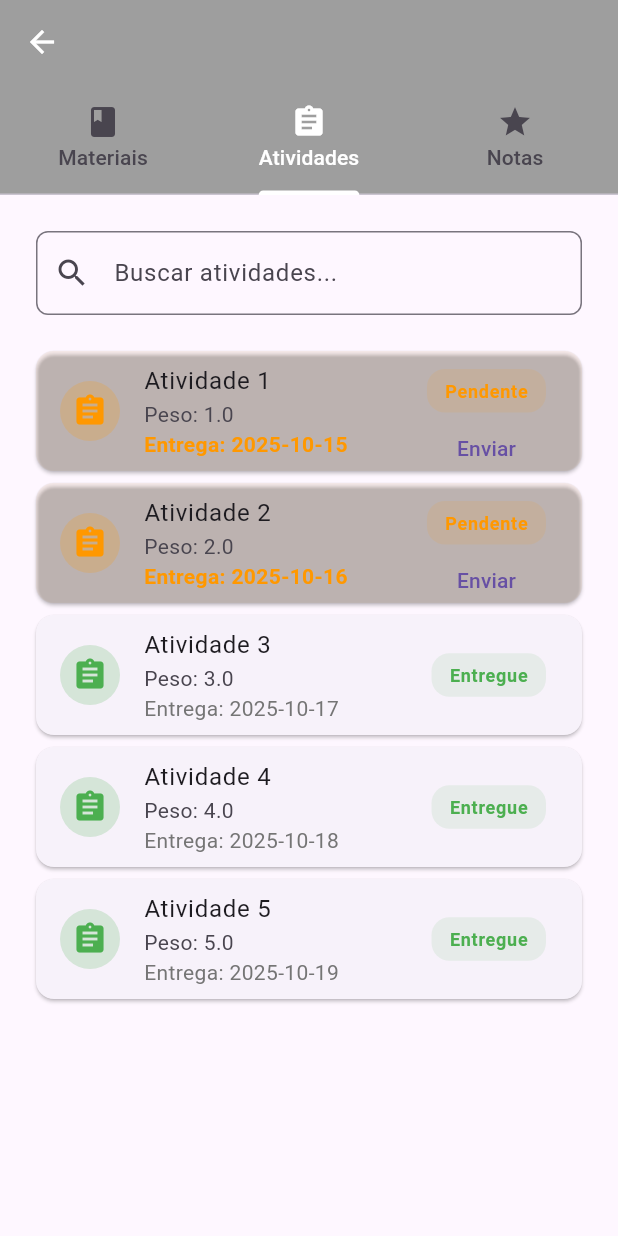
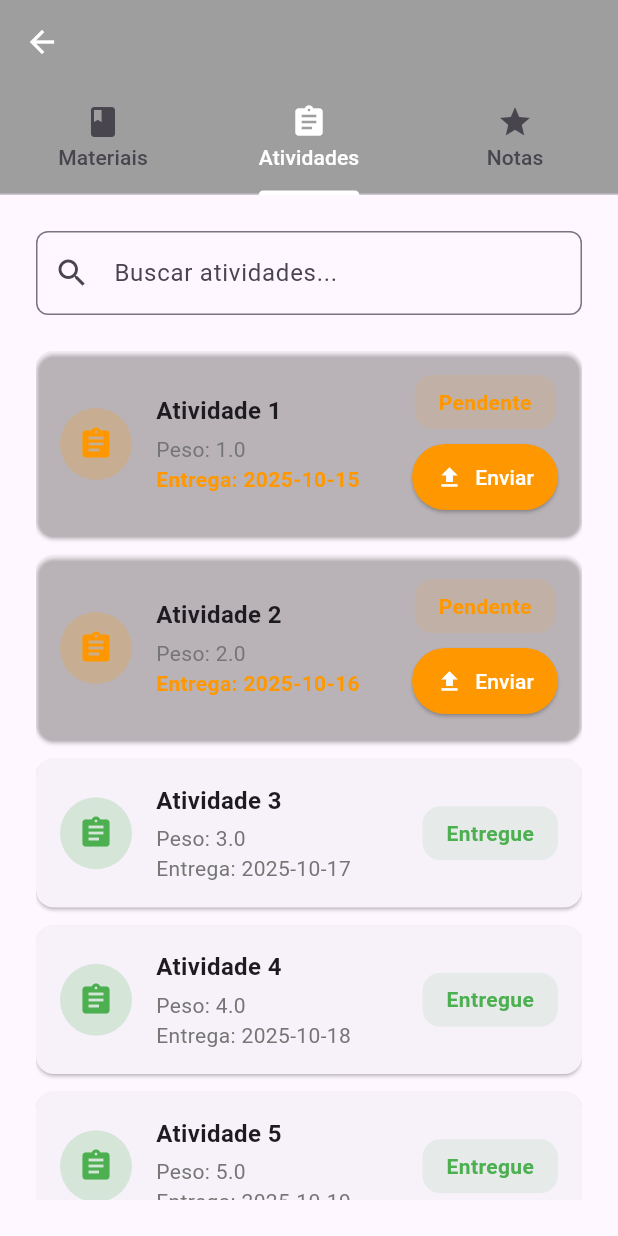
Before and after one commit to PII-4Semestre/SistemaParaProfessores, a Flutter app: the TelaDetalhesDisciplinaAluno screen opened directly with empty values, tab 2 chosen, on a phone screen of 412 x 824 dp. Run offline on Flutter 3.47's test engine with Material 3 defaults, Android fonts, the phone set to English and light mode, and no system bars.

Commit message:
alterações visuais em botões

```diff
--- a/lib/screens/aluno/tela_detalhes_disciplina_aluno.dart
+++ b/lib/screens/aluno/tela_detalhes_disciplina_aluno.dart
@@ -175,10 +175,14 @@ class _TelaDetalhesDisciplinaAlunoState extends State<TelaDetalhesDisciplinaAlun
               itemBuilder: (context, index) {
                 final isPending = index < 2;
                 return Card(
-                  margin: const EdgeInsets.only(bottom: 8),
-                  color: isPending ? Colors.orange.withValues(alpha: 0.05) : null,
-                  child: ListTile(
-                    leading: CircleAvatar(
+                  margin: const EdgeInsets.only(bottom: 12),
+                  color: isPending ? Colors.orange.withValues(alpha: 0.01) : null,
+                  child: Padding(
+                    padding: const EdgeInsets.all(16.0),
+                    child: Row(
+                      children: [
+                        CircleAvatar(
+                          radius: 24,
                           backgroundColor: isPending
                               ? Colors.orange.withValues(alpha: 0.2)
                               : Colors.green.withValues(alpha: 0.2),
@@ -187,11 +191,23 @@ class _TelaDetalhesDisciplinaAlunoState extends State<TelaDetalhesDisciplinaAlun
                             color: isPending ? Colors.orange : Colors.green,
                           ),
                         ),
-                    title: Text('Atividade ${index + 1}'),
-                    subtitle: Column(
+                        const SizedBox(width: 16),
+                        Expanded(
+                          child: Column(
                             crossAxisAlignment: CrossAxisAlignment.start,
                             children: [
-                        Text('Peso: ${(index + 1).toDouble()}'),
+                              Text(
+                                'Atividade ${index + 1}',
+                                style: const TextStyle(
+                                  fontSize: 16,
+                                  fontWeight: FontWeight.bold,
+                                ),
+                              ),
+                              const SizedBox(height: 4),
+                              Text(
+                                'Peso: ${(index + 1).toDouble()}',
+                                style: TextStyle(color: Colors.grey[600]),
+                              ),
                               Text(
                                 'Entrega: 2025-10-${15 + index}',
                                 style: TextStyle(
@@ -201,11 +217,11 @@ class _TelaDetalhesDisciplinaAlunoState extends State<TelaDetalhesDisciplinaAlun
                               ),
                             ],
                           ),
-                    trailing: Column(
-                      mainAxisAlignment: MainAxisAlignment.center,
+                        ),
+                        Column(
                           children: [
                             Container(
-                          padding: const EdgeInsets.symmetric(horizontal: 12, vertical: 6),
+                              padding: const EdgeInsets.symmetric(horizontal: 16, vertical: 8),
                               decoration: BoxDecoration(
                                 color: isPending
                                     ? Colors.orange.withValues(alpha: 0.1)
@@ -217,16 +233,26 @@ class _TelaDetalhesDisciplinaAlunoState extends State<TelaDetalhesDisciplinaAlun
                                 style: TextStyle(
                                   color: isPending ? Colors.orange : Colors.green,
                                   fontWeight: FontWeight.bold,
-                              fontSize: 12,
+                                  fontSize: 14,
                                 ),
                               ),
                             ),
-                        if (isPending)
-                          TextButton(
+                            if (isPending) ...[
+                              const SizedBox(height: 8),
+                              ElevatedButton.icon(
                                 onPressed: () {
                                   // TODO: Enviar atividade
                                 },
-                            child: const Text('Enviar'),
+                                icon: const Icon(Icons.upload, size: 18),
+                                label: const Text('Enviar'),
+                                style: ElevatedButton.styleFrom(
+                                  backgroundColor: Colors.orange,
+                                  foregroundColor: Colors.white,
+                                  padding: const EdgeInsets.symmetric(horizontal: 16, vertical: 12),
+                                ),
+                              ),
+                            ],
+                          ],
                         ),
                       ],
                     ),
--- a/lib/screens/aluno/tela_disciplinas_aluno.dart
+++ b/lib/screens/aluno/tela_disciplinas_aluno.dart
@@ -54,12 +54,12 @@ class _TelaDisciplinasAlunoState extends State<TelaDisciplinasAluno> {
           Expanded(
             child: GridView.builder(
               gridDelegate: const SliverGridDelegateWithFixedCrossAxisCount(
-                crossAxisCount: 3,
+                crossAxisCount: 5,
                 crossAxisSpacing: 16,
                 mainAxisSpacing: 16,
                 childAspectRatio: 1.5,
               ),
-              itemCount: 4, // Exemplo com 4 disciplinas
+              itemCount: 5, // Exemplo com 5 disciplinas
               itemBuilder: (context, index) {
                 final colors = [
                   Colors.blue,
--- a/lib/screens/autenticacao/tela_login.dart
+++ b/lib/screens/autenticacao/tela_login.dart
@@ -135,6 +135,7 @@ class _TelaLoginState extends State<TelaLogin>
                   TextField(
                     controller: emailController,
                     keyboardType: TextInputType.emailAddress,
+                    textInputAction: TextInputAction.next,
                     decoration: InputDecoration(
                       labelText: 'E-mail',
                       prefixIcon: const Icon(Icons.email_outlined),
@@ -153,6 +154,8 @@ class _TelaLoginState extends State<TelaLogin>
                   TextField(
                     controller: senhaController,
                     obscureText: true,
+                    textInputAction: TextInputAction.done,
+                    onSubmitted: (_) => _performLogin(),
                     decoration: InputDecoration(
                       labelText: 'Senha',
                       prefixIcon: const Icon(Icons.lock_outline),
```
Lines whose indentation alone changed are shown as unchanged.
